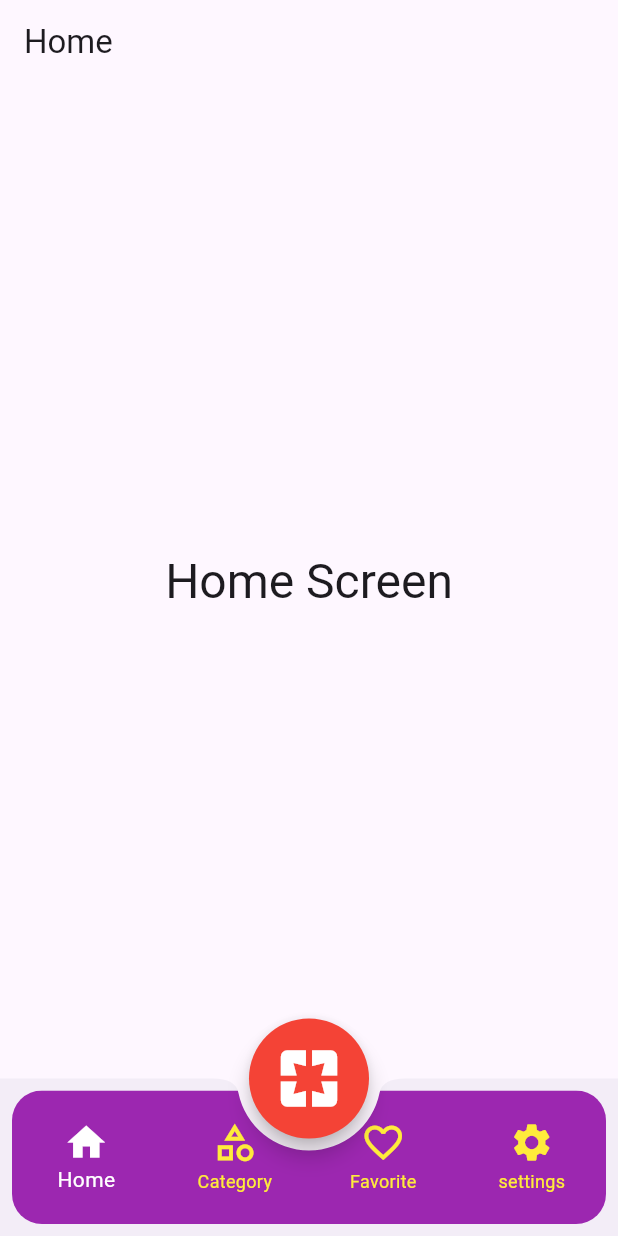
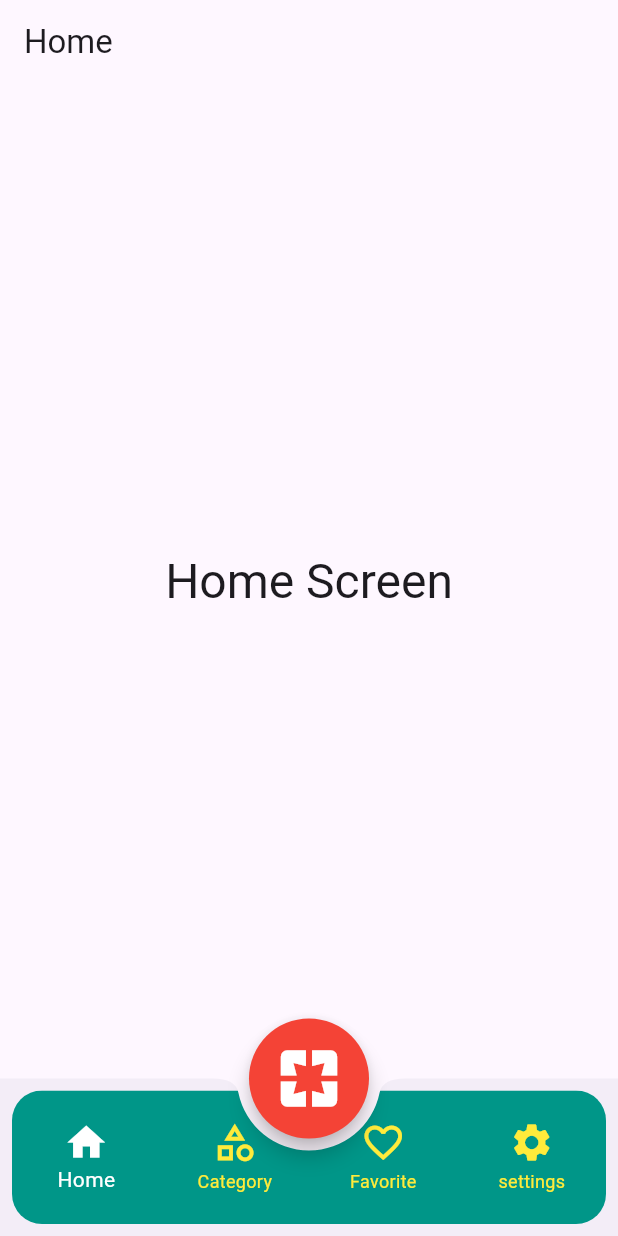
Before and after one commit to alyfadhel/btm, a Flutter app: the screen it shows after launch, on a phone screen of 412 x 824 dp. Run offline on Flutter 3.47's test engine with Material 3 defaults, Android fonts, the phone set to English and light mode, and no system bars; our stand-ins replace bloc, flutter_bloc.

Commit message:
bottom nav

```diff
--- a/lib/layout.dart
+++ b/lib/layout.dart
@@ -38,7 +38,7 @@ class LayOutScreen extends StatelessWidget {
                   clipBehavior: Clip.antiAliasWithSaveLayer,
                   child: BottomNavigationBar(
                     items: cubit.items,
-                    backgroundColor: Colors.purple,
+                    backgroundColor: Colors.teal,
                     type: BottomNavigationBarType.fixed,
                     unselectedIconTheme: const IconThemeData(
                       color: Colors.yellow,
```
